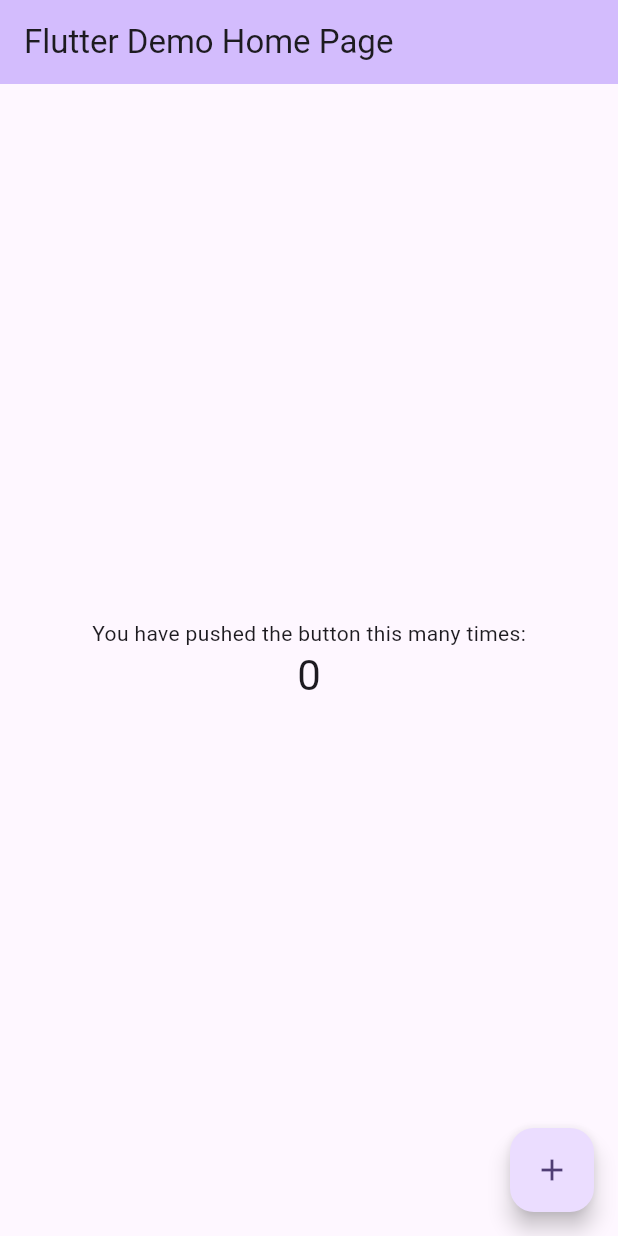
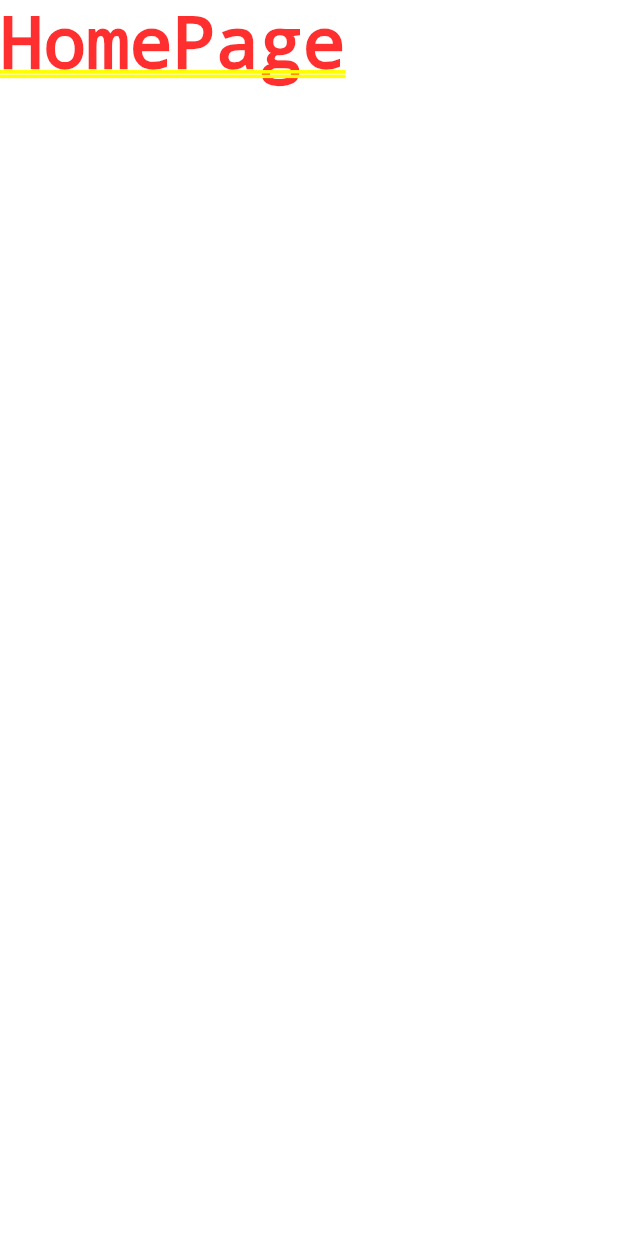
Before and after one commit to hayanmini/solo_proj_local_search_app, a Flutter app: the screen it shows after launch, on a phone screen of 412 x 824 dp. Run offline on Flutter 3.47's test engine with Material 3 defaults, Android fonts, the phone set to English and light mode, and no system bars.

Commit message:
파일 및 폴더 생성

```diff
--- a/lib/main.dart
+++ b/lib/main.dart
@@ -1,4 +1,5 @@
 import 'package:flutter/material.dart';
+import 'package:flutter_local_search_app/pages/home/home_page.dart';
 
 void main() {
   runApp(const MyApp());
@@ -7,116 +8,8 @@ void main() {
 class MyApp extends StatelessWidget {
   const MyApp({super.key});
 
-  // This widget is the root of your application.
   @override
   Widget build(BuildContext context) {
-    return MaterialApp(
-      title: 'Flutter Demo',
-      theme: ThemeData(
-        // This is the theme of your application.
-        //
-        // TRY THIS: Try running your application with "flutter run". You'll see
-        // the application has a purple toolbar. Then, without quitting the app,
-        // try changing the seedColor in the colorScheme below to Colors.green
-        // and then invoke "hot reload" (save your changes or press the "hot
-        // reload" button in a Flutter-supported IDE, or press "r" if you used
-        // the command line to start the app).
-        //
-        // Notice that the counter didn't reset back to zero; the application
-        // state is not lost during the reload. To reset the state, use hot
-        // restart instead.
-        //
-        // This works for code too, not just values: Most code changes can be
-        // tested with just a hot reload.
-        colorScheme: ColorScheme.fromSeed(seedColor: Colors.deepPurple),
-      ),
-      home: const MyHomePage(title: 'Flutter Demo Home Page'),
-    );
+    return MaterialApp(title: 'Flutter Local Search App', home: HomePage());
   }
 }
-
-class MyHomePage extends StatefulWidget {
-  const MyHomePage({super.key, required this.title});
-
-  // This widget is the home page of your application. It is stateful, meaning
-  // that it has a State object (defined below) that contains fields that affect
-  // how it looks.
-
-  // This class is the configuration for the state. It holds the values (in this
-  // case the title) provided by the parent (in this case the App widget) and
-  // used by the build method of the State. Fields in a Widget subclass are
-  // always marked "final".
-
-  final String title;
-
-  @override
-  State<MyHomePage> createState() => _MyHomePageState();
-}
-
-class _MyHomePageState extends State<MyHomePage> {
-  int _counter = 0;
-
-  void _incrementCounter() {
-    setState(() {
-      // This call to setState tells the Flutter framework that something has
-      // changed in this State, which causes it to rerun the build method below
-      // so that the display can reflect the updated values. If we changed
-      // _counter without calling setState(), then the build method would not be
-      // called again, and so nothing would appear to happen.
-      _counter++;
-    });
-  }
-
-  @override
-  Widget build(BuildContext context) {
-    // This method is rerun every time setState is called, for instance as done
-    // by the _incrementCounter method above.
-    //
-    // The Flutter framework has been optimized to make rerunning build methods
-    // fast, so that you can just rebuild anything that needs updating rather
-    // than having to individually change instances of widgets.
-    return Scaffold(
-      appBar: AppBar(
-        // TRY THIS: Try changing the color here to a specific color (to
-        // Colors.amber, perhaps?) and trigger a hot reload to see the AppBar
-        // change color while the other colors stay the same.
-        backgroundColor: Theme.of(context).colorScheme.inversePrimary,
-        // Here we take the value from the MyHomePage object that was created by
-        // the App.build method, and use it to set our appbar title.
-        title: Text(widget.title),
-      ),
-      body: Center(
-        // Center is a layout widget. It takes a single child and positions it
-        // in the middle of the parent.
-        child: Column(
-          // Column is also a layout widget. It takes a list of children and
-          // arranges them vertically. By default, it sizes itself to fit its
-          // children horizontally, and tries to be as tall as its parent.
-          //
-          // Column has various properties to control how it sizes itself and
-          // how it positions its children. Here we use mainAxisAlignment to
-          // center the children vertically; the main axis here is the vertical
-          // axis because Columns are vertical (the cross axis would be
-          // horizontal).
-          //
-          // TRY THIS: Invoke "debug painting" (choose the "Toggle Debug Paint"
-          // action in the IDE, or press "p" in the console), to see the
-          // wireframe for each widget.
-          mainAxisAlignment: MainAxisAlignment.center,
-          children: <Widget>[
-            const Text('You have pushed the button this many times:'),
-            Text(
-              '$_counter',
-              style: Theme.of(context).textTheme.headlineMedium,
-            ),
-          ],
-        ),
-      ),
-      floatingActionButton: FloatingActionButton(
-        onPressed: _incrementCounter,
-        tooltip: 'Increment',
-        child: const Icon(Icons.add),
-      ), // This trailing comma makes auto-formatting nicer for build methods.
-    );
-  }
-}
--- /dev/null
+++ b/lib/pages/home/home_page.dart
@@ -0,0 +1,8 @@
+import 'package:flutter/material.dart';
+
+class HomePage extends StatelessWidget {
+  @override
+  Widget build(BuildContext context) {
+    return Text("HomePage");
+  }
+}
--- /dev/null
+++ b/lib/pages/review/review_page.dart
@@ -0,0 +1,8 @@
+import 'package:flutter/material.dart';
+
+class ReviewPage extends StatelessWidget {
+  @override
+  Widget build(BuildContext context) {
+    return Text("ReviewPage");
+  }
+}
```
Also changed, not shown: lib/theme.dart (added).
